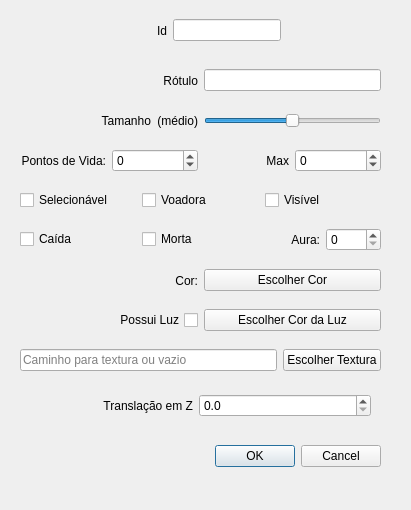
First picture: the form in ifg/qt/ui/entidade.ui, repository matferib/tabuleiro-virtual, before the edit.
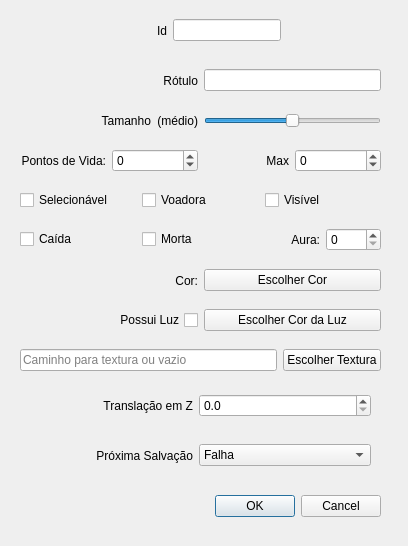
Second picture: the form after the edit.

Commit message: ui de salvacao de entidade

Diff of the .ui file:
```diff
--- a/ifg/qt/ui/entidade.ui
+++ b/ifg/qt/ui/entidade.ui
@@ -7,8 +7,8 @@
    <rect>
     <x>0</x>
     <y>0</y>
-    <width>411</width>
-    <height>510</height>
+    <width>408</width>
+    <height>546</height>
    </rect>
   </property>
   <property name="windowTitle">
@@ -24,7 +24,7 @@
    <property name="geometry">
     <rect>
      <x>40</x>
-     <y>440</y>
+     <y>490</y>
      <width>341</width>
      <height>32</height>
     </rect>
@@ -453,6 +453,52 @@
     </item>
    </layout>
   </widget>
+  <widget class="QWidget" name="horizontalLayoutWidget_10">
+   <property name="geometry">
+    <rect>
+     <x>20</x>
+     <y>440</y>
+     <width>351</width>
+     <height>31</height>
+    </rect>
+   </property>
+   <layout class="QHBoxLayout" name="horizontalLayout_16">
+    <item>
+     <widget class="QLabel" name="label_9">
+      <property name="text">
+       <string>Próxima Salvação</string>
+      </property>
+      <property name="alignment">
+       <set>Qt::AlignRight|Qt::AlignTrailing|Qt::AlignVCenter</set>
+      </property>
+     </widget>
+    </item>
+    <item>
+     <widget class="QComboBox" name="combo_salvacao">
+      <item>
+       <property name="text">
+        <string>Falha</string>
+       </property>
+      </item>
+      <item>
+       <property name="text">
+        <string>Meio Dano</string>
+       </property>
+      </item>
+      <item>
+       <property name="text">
+        <string>Um Quarto de Dano</string>
+       </property>
+      </item>
+      <item>
+       <property name="text">
+        <string>Dano Anulado</string>
+       </property>
+      </item>
+     </widget>
+    </item>
+   </layout>
+  </widget>
  </widget>
  <resources/>
  <connections>
```
The commit also changes 6 other files.
